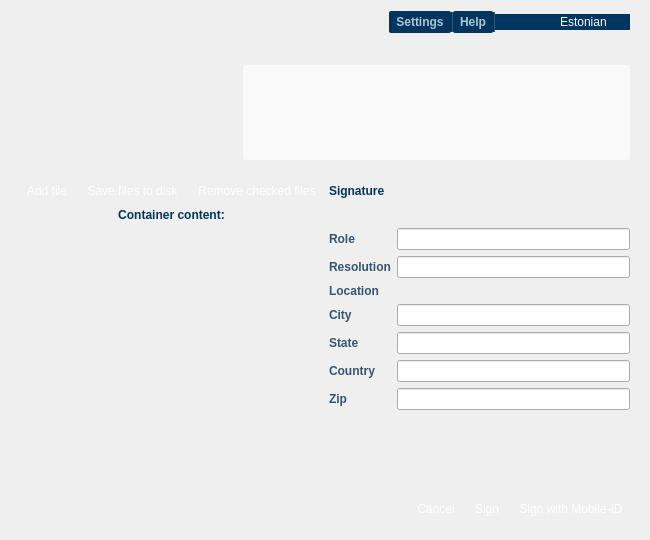
Before: the Qt Designer form qdigidocclient/trunk/src/ui/MainWindow.ui in tixsys/esteid, drawn with Qt 5.
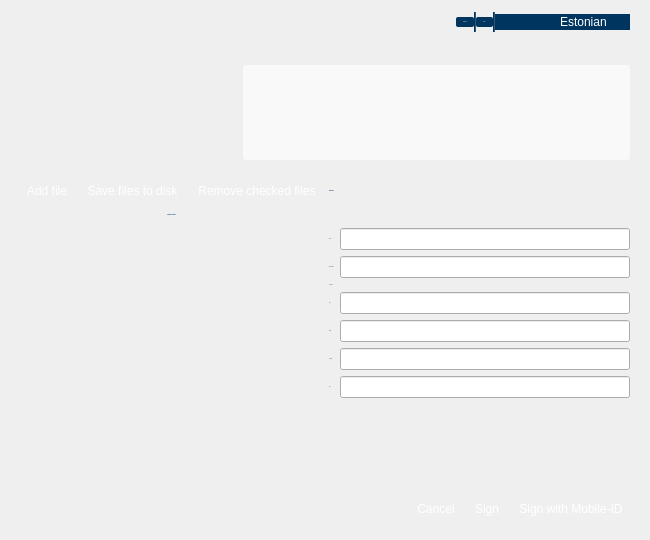
After: the same form once the commit is applied. The open tabs and pages were chosen to show the change. Icons and pictures are not drawn.

Commit message: qdigidocclient: Arial, Liberation Sans cleanup

Patch:
```diff
--- a/qdigidocclient/trunk/src/ui/MainWindow.ui
+++ b/qdigidocclient/trunk/src/ui/MainWindow.ui
@@ -161,7 +161,10 @@
          <widget class="QPushButton" name="settings">
           <property name="font">
            <font>
+            <family>Arial, Liberation Sans</family>
+            <pointsize>-1</pointsize>
             <weight>75</weight>
+            <italic>false</italic>
             <bold>true</bold>
            </font>
           </property>
@@ -190,7 +193,10 @@
          <widget class="QPushButton" name="help">
           <property name="font">
            <font>
+            <family>Arial, Liberation Sans</family>
+            <pointsize>-1</pointsize>
             <weight>75</weight>
+            <italic>false</italic>
             <bold>true</bold>
            </font>
           </property>
@@ -528,7 +534,10 @@
            <widget class="QLabel" name="signSignerLabel">
             <property name="font">
              <font>
+              <family>Arial, Liberation Sans</family>
+              <pointsize>-1</pointsize>
               <weight>75</weight>
+              <italic>false</italic>
               <bold>true</bold>
              </font>
             </property>
@@ -541,7 +550,10 @@
            <widget class="QLabel" name="signContentLabel">
             <property name="font">
              <font>
+              <family>Arial, Liberation Sans</family>
+              <pointsize>-1</pointsize>
               <weight>75</weight>
+              <italic>false</italic>
               <bold>true</bold>
              </font>
             </property>
@@ -595,8 +607,11 @@
              <widget class="QLabel" name="signRoleLabel">
               <property name="font">
                <font>
-                <weight>75</weight>
-                <bold>true</bold>
+                <family>Arial, Liberation Sans</family>
+                <pointsize>-1</pointsize>
+                <weight>50</weight>
+                <italic>false</italic>
+                <bold>false</bold>
                </font>
               </property>
               <property name="text">
@@ -611,8 +626,11 @@
              <widget class="QLabel" name="signResolutionLabel">
               <property name="font">
                <font>
-                <weight>75</weight>
-                <bold>true</bold>
+                <family>Arial, Liberation Sans</family>
+                <pointsize>-1</pointsize>
+                <weight>50</weight>
+                <italic>false</italic>
+                <bold>false</bold>
                </font>
               </property>
               <property name="text">
@@ -627,8 +645,11 @@
              <widget class="QLabel" name="signLocationLabel">
               <property name="font">
                <font>
-                <weight>75</weight>
-                <bold>true</bold>
+                <family>Arial, Liberation Sans</family>
+                <pointsize>-1</pointsize>
+                <weight>50</weight>
+                <italic>false</italic>
+                <bold>false</bold>
                </font>
               </property>
               <property name="text">
@@ -640,8 +661,11 @@
              <widget class="QLabel" name="signCityLabel">
               <property name="font">
                <font>
-                <weight>75</weight>
-                <bold>true</bold>
+                <family>Arial, Liberation Sans</family>
+                <pointsize>-1</pointsize>
+                <weight>50</weight>
+                <italic>false</italic>
+                <bold>false</bold>
                </font>
               </property>
               <property name="text">
@@ -656,8 +680,11 @@
              <widget class="QLabel" name="signStateLabel">
               <property name="font">
                <font>
-                <weight>75</weight>
-                <bold>true</bold>
+                <family>Arial, Liberation Sans</family>
+                <pointsize>-1</pointsize>
+                <weight>50</weight>
+                <italic>false</italic>
+                <bold>false</bold>
                </font>
               </property>
               <property name="text">
@@ -672,8 +699,11 @@
              <widget class="QLabel" name="signCountryLabel">
               <property name="font">
                <font>
-                <weight>75</weight>
-                <bold>true</bold>
+                <family>Arial, Liberation Sans</family>
+                <pointsize>-1</pointsize>
+                <weight>50</weight>
+                <italic>false</italic>
+                <bold>false</bold>
                </font>
               </property>
               <property name="text">
@@ -688,8 +718,11 @@
              <widget class="QLabel" name="signZipLabel">
               <property name="font">
                <font>
-                <weight>75</weight>
-                <bold>true</bold>
+                <family>Arial, Liberation Sans</family>
+                <pointsize>-1</pointsize>
+                <weight>50</weight>
+                <italic>false</italic>
+                <bold>false</bold>
                </font>
               </property>
               <property name="text">
```
Left out of the diff: 37 changed lines with no effect on the pictures. The commit also changes 1 other file.
